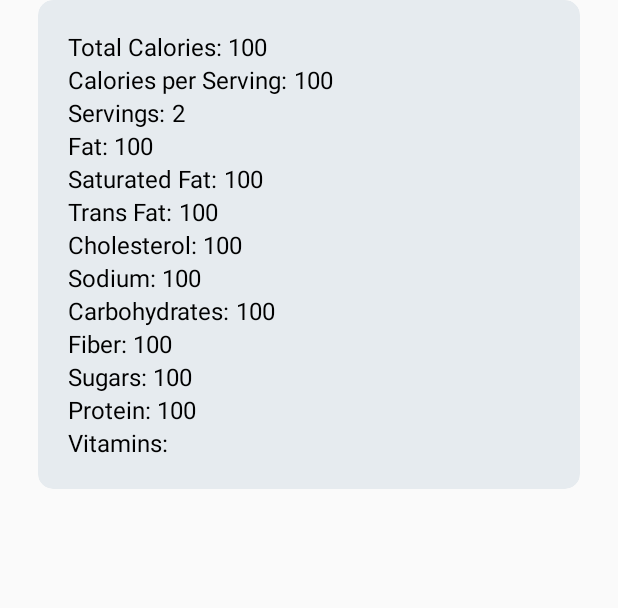
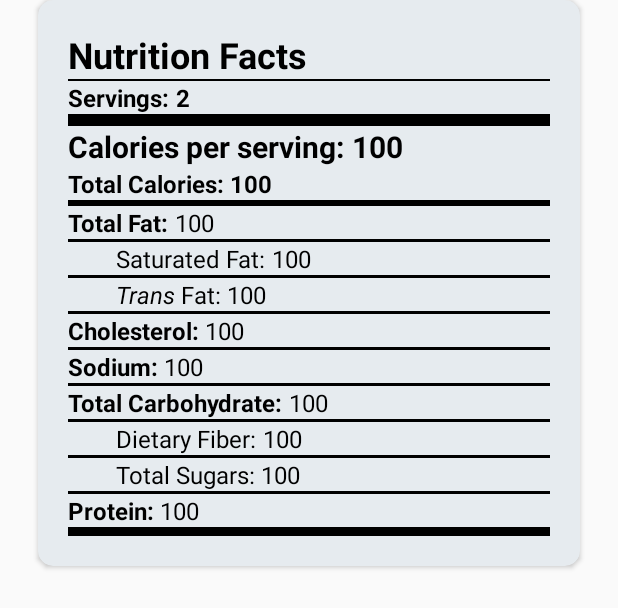
Before and after one commit to RoyeEshed/RecipeApplication, an Android app: the layout item_nutrition.xml on its own in the app's theme, with its tools: preview values and no code run, on a phone screen of 412 x 824 dp. Shown: the top 608 px of the screen. Run offline under Robolectric (Android 15) with nearby library versions, the phone set to English and light mode, and no system bars; Roboto replaces fonts that are not available here.

Commit message:
Formatted Nutrition

```diff
--- a/Fork/app/src/main/res/layout/item_nutrition.xml
+++ b/Fork/app/src/main/res/layout/item_nutrition.xml
@@ -9,251 +9,360 @@
     android:layout_marginStart="25dp"
     android:layout_marginEnd="25dp"
     android:layout_marginBottom="20dp">
+
     <LinearLayout
         android:layout_width="match_parent"
         android:layout_height="wrap_content"
         android:orientation="vertical"
         android:padding="20dp">
 
-    <LinearLayout
-        android:layout_width="match_parent"
-        android:layout_height="wrap_content"
-        android:orientation="horizontal">
-        <TextView
-            android:layout_width="wrap_content"
-            android:layout_height="wrap_content"
-            android:text="Total Calories: "
-            android:textColor="@color/black"
-            android:textSize="16sp"/>
-        <TextView
-            android:id="@+id/calories_total"
-            android:layout_width="wrap_content"
-            android:layout_height="wrap_content"
-            android:text="100"
-            android:textColor="@color/black"
-            android:textSize="16sp"/>
-    </LinearLayout>
 
         <LinearLayout
             android:layout_width="match_parent"
             android:layout_height="wrap_content"
             android:orientation="horizontal">
+
             <TextView
                 android:layout_width="wrap_content"
                 android:layout_height="wrap_content"
-                android:text="Calories per Serving: "
+                android:textStyle="bold"
+                android:text="Nutrition Facts "
                 android:textColor="@color/black"
-                android:textSize="16sp"/>
+                android:textSize="24sp" />
+        </LinearLayout>
+        <View
+            android:layout_width="match_parent"
+            android:layout_height="1dp"
+            android:background="@android:color/black"/>
+        <LinearLayout
+            android:layout_width="match_parent"
+            android:layout_height="wrap_content"
+            android:orientation="horizontal">
+
             <TextView
-                android:id="@+id/calories_serving"
                 android:layout_width="wrap_content"
                 android:layout_height="wrap_content"
-                android:text="100"
+                android:textStyle="bold"
+                android:text="Servings: "
                 android:textColor="@color/black"
-                android:textSize="16sp"/>
+                android:textSize="16sp" />
+
+            <TextView
+                android:id="@+id/servings"
+                android:layout_width="wrap_content"
+                android:layout_height="wrap_content"
+                android:textStyle="bold"
+                android:text="2"
+                android:textColor="@color/black"
+                android:textSize="16sp" />
         </LinearLayout>
+        <View
+            android:layout_width="match_parent"
+            android:layout_height="8dp"
+            android:background="@android:color/black"/>
+
 
         <LinearLayout
             android:layout_width="match_parent"
             android:layout_height="wrap_content"
             android:orientation="horizontal">
+
             <TextView
                 android:layout_width="wrap_content"
                 android:layout_height="wrap_content"
-            android:text="Servings: "
+                android:textStyle="bold"
+                android:text="Calories per serving: "
                 android:textColor="@color/black"
-            android:textSize="16sp"/>
+                android:textSize="20sp" />
+
             <TextView
-            android:id="@+id/servings"
+                android:id="@+id/calories_serving"
                 android:layout_width="wrap_content"
                 android:layout_height="wrap_content"
-            android:text="2"
+                android:textStyle="bold"
+                android:text="100"
                 android:textColor="@color/black"
-            android:textSize="16sp"/>
+                android:textSize="20sp" />
         </LinearLayout>
+
 
         <LinearLayout
             android:layout_width="match_parent"
             android:layout_height="wrap_content"
             android:orientation="horizontal">
+
             <TextView
                 android:layout_width="wrap_content"
                 android:layout_height="wrap_content"
-            android:text="Fat: "
+                android:textStyle="bold"
+                android:text="Total Calories: "
                 android:textColor="@color/black"
-            android:textSize="16sp"/>
+                android:textSize="16sp" />
+
+            <TextView
+                android:id="@+id/calories_total"
+                android:layout_width="wrap_content"
+                android:layout_height="wrap_content"
+                android:textStyle="bold"
+                android:text="100"
+                android:textColor="@color/black"
+                android:textSize="16sp" />
+        </LinearLayout>
+        <View
+            android:layout_width="match_parent"
+            android:layout_height="4dp"
+            android:background="@android:color/black"/>
+
+
+
+
+        <LinearLayout
+            android:layout_width="match_parent"
+            android:layout_height="wrap_content"
+            android:orientation="horizontal">
+
+            <TextView
+                android:layout_width="wrap_content"
+                android:layout_height="wrap_content"
+                android:textStyle="bold"
+                android:text="Total Fat: "
+                android:textColor="@color/black"
+                android:textSize="16sp" />
+
             <TextView
                 android:id="@+id/fat"
                 android:layout_width="wrap_content"
                 android:layout_height="wrap_content"
                 android:text="100"
                 android:textColor="@color/black"
-            android:textSize="16sp"/>
+                android:textSize="16sp" />
         </LinearLayout>
+
+        <View
+            android:layout_width="match_parent"
+            android:layout_height="2dp"
+            android:background="@android:color/black"/>
+
         <LinearLayout
             android:layout_width="match_parent"
             android:layout_height="wrap_content"
             android:orientation="horizontal">
+
             <TextView
                 android:layout_width="wrap_content"
                 android:layout_height="wrap_content"
-            android:text="Saturated Fat: "
+                android:text="        Saturated Fat: "
                 android:textColor="@color/black"
-            android:textSize="16sp"/>
+                android:textSize="16sp" />
+
             <TextView
                 android:id="@+id/saturated_fat"
                 android:layout_width="wrap_content"
                 android:layout_height="wrap_content"
                 android:text="100"
                 android:textColor="@color/black"
-            android:textSize="16sp"/>
+                android:textSize="16sp" />
         </LinearLayout>
+
+        <View
+            android:layout_width="match_parent"
+            android:layout_height="2dp"
+            android:background="@android:color/black"/>
+
         <LinearLayout
             android:layout_width="match_parent"
             android:layout_height="wrap_content"
             android:orientation="horizontal">
+
             <TextView
                 android:layout_width="wrap_content"
                 android:layout_height="wrap_content"
-            android:text="Trans Fat: "
+                android:textStyle="italic"
+                android:text="        Trans "
                 android:textColor="@color/black"
-            android:textSize="16sp"/>
+                android:textSize="16sp" />
+
+            <TextView
+                android:layout_width="wrap_content"
+                android:layout_height="wrap_content"
+                android:text="Fat: "
+                android:textColor="@color/black"
+                android:textSize="16sp" />
+
             <TextView
                 android:id="@+id/trans_fat"
                 android:layout_width="wrap_content"
                 android:layout_height="wrap_content"
                 android:text="100"
                 android:textColor="@color/black"
-            android:textSize="16sp"/>
+                android:textSize="16sp" />
         </LinearLayout>
+
+        <View
+            android:layout_width="match_parent"
+            android:layout_height="2dp"
+            android:background="@android:color/black"/>
 
         <LinearLayout
             android:layout_width="match_parent"
             android:layout_height="wrap_content"
             android:orientation="horizontal">
+
             <TextView
                 android:layout_width="wrap_content"
                 android:layout_height="wrap_content"
+                android:textStyle="bold"
                 android:text="Cholesterol: "
                 android:textColor="@color/black"
-            android:textSize="16sp"/>
+                android:textSize="16sp" />
+
             <TextView
                 android:id="@+id/cholesterol"
                 android:layout_width="wrap_content"
                 android:layout_height="wrap_content"
                 android:text="100"
                 android:textColor="@color/black"
-            android:textSize="16sp"/>
+                android:textSize="16sp" />
         </LinearLayout>
+
+        <View
+            android:layout_width="match_parent"
+            android:layout_height="2dp"
+            android:background="@android:color/black"/>
 
         <LinearLayout
             android:layout_width="match_parent"
             android:layout_height="wrap_content"
             android:orientation="horizontal">
+
             <TextView
                 android:layout_width="wrap_content"
                 android:layout_height="wrap_content"
+                android:textStyle="bold"
                 android:text="Sodium: "
                 android:textColor="@color/black"
-            android:textSize="16sp"/>
+                android:textSize="16sp" />
+
             <TextView
                 android:id="@+id/sodium"
                 android:layout_width="wrap_content"
                 android:layout_height="wrap_content"
                 android:text="100"
                 android:textColor="@color/black"
-            android:textSize="16sp"/>
+                android:textSize="16sp" />
         </LinearLayout>
+
+        <View
+            android:layout_width="match_parent"
+            android:layout_height="2dp"
+            android:background="@android:color/black"/>
 
         <LinearLayout
             android:layout_width="match_parent"
             android:layout_height="wrap_content"
             android:orientation="horizontal">
+
             <TextView
                 android:layout_width="wrap_content"
                 android:layout_height="wrap_content"
-            android:text="Carbohydrates: "
+                android:textStyle="bold"
+                android:text="Total Carbohydrate: "
                 android:textColor="@color/black"
-            android:textSize="16sp"/>
+                android:textSize="16sp" />
+
             <TextView
                 android:id="@+id/carbs"
                 android:layout_width="wrap_content"
                 android:layout_height="wrap_content"
                 android:text="100"
                 android:textColor="@color/black"
-            android:textSize="16sp"/>
+                android:textSize="16sp" />
         </LinearLayout>
+
+        <View
+            android:layout_width="match_parent"
+            android:layout_height="2dp"
+            android:background="@android:color/black"/>
+
         <LinearLayout
             android:layout_width="match_parent"
             android:layout_height="wrap_content"
             android:orientation="horizontal">
+
             <TextView
                 android:layout_width="wrap_content"
                 android:layout_height="wrap_content"
-            android:text="Fiber: "
+                android:text="        Dietary Fiber: "
                 android:textColor="@color/black"
-            android:textSize="16sp"/>
+                android:textSize="16sp" />
+
             <TextView
                 android:id="@+id/fiber"
                 android:layout_width="wrap_content"
                 android:layout_height="wrap_content"
                 android:text="100"
                 android:textColor="@color/black"
-            android:textSize="16sp"/>
+                android:textSize="16sp" />
         </LinearLayout>
+
+        <View
+            android:layout_width="match_parent"
+            android:layout_height="2dp"
+            android:background="@android:color/black"/>
+
         <LinearLayout
             android:layout_width="match_parent"
             android:layout_height="wrap_content"
             android:orientation="horizontal">
+
             <TextView
                 android:layout_width="wrap_content"
                 android:layout_height="wrap_content"
-            android:text="Sugars: "
+                android:text="        Total Sugars: "
                 android:textColor="@color/black"
-            android:textSize="16sp"/>
+                android:textSize="16sp" />
+
             <TextView
                 android:id="@+id/sugar"
                 android:layout_width="wrap_content"
                 android:layout_height="wrap_content"
                 android:text="100"
                 android:textColor="@color/black"
-            android:textSize="16sp"/>
+                android:textSize="16sp" />
         </LinearLayout>
+
+        <View
+            android:layout_width="match_parent"
+            android:layout_height="2dp"
+            android:background="@android:color/black"/>
+
         <LinearLayout
             android:layout_width="match_parent"
             android:layout_height="wrap_content"
             android:orientation="horizontal">
+
             <TextView
                 android:layout_width="wrap_content"
                 android:layout_height="wrap_content"
+                android:textStyle="bold"
                 android:text="Protein: "
                 android:textColor="@color/black"
-            android:textSize="16sp"/>
+                android:textSize="16sp" />
+
             <TextView
-            android:id="@+id/vitamins"
+                android:id="@+id/protein"
                 android:layout_width="wrap_content"
                 android:layout_height="wrap_content"
                 android:text="100"
                 android:textColor="@color/black"
-            android:textSize="16sp"/>
+                android:textSize="16sp" />
+
+
         </LinearLayout>
-        <LinearLayout
+
+        <View
             android:layout_width="match_parent"
-            android:layout_height="wrap_content"
-            android:orientation="horizontal">
-            <TextView
-                android:layout_width="wrap_content"
-                android:layout_height="wrap_content"
-                android:text="Vitamins: "
-                android:textColor="@color/black"
-                android:textSize="16sp"/>
-            <TextView
-                android:id="@+id/protein"
-                android:layout_width="wrap_content"
-                android:layout_height="wrap_content"
-                android:text=" "
-                android:textColor="@color/black"
-                android:textSize="16sp"/>
-        </LinearLayout>
+            android:layout_height="6dp"
+            android:background="@android:color/black"/>
     </LinearLayout>
 </androidx.cardview.widget.CardView>
```
Also changed, not shown: 1 other file. Lines whose indentation alone changed are shown as unchanged.
